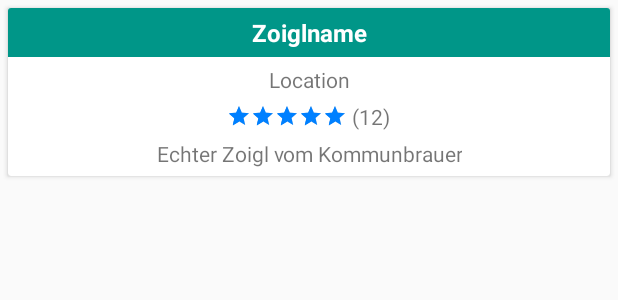
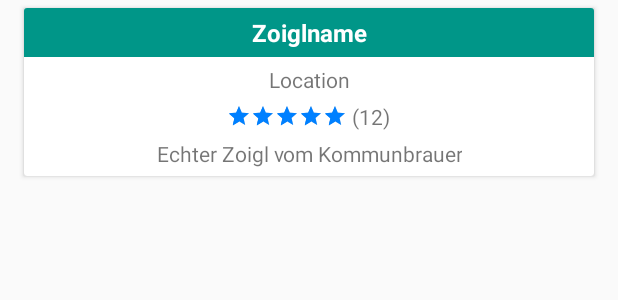
Before and after one commit to Daniel700/zoiglapp, an Android app: the layout card_view_taverns.xml on its own in the app's theme, with its tools: preview values and no code run, on a phone screen of 412 x 824 dp. Shown: the top 300 px of the screen. Run offline under Robolectric (Android 15) with nearby library versions, the phone set to English and light mode, and no system bars.

Commit message:
adView in tavernlist

```diff
--- a/app/src/main/java/adapter/AdapterCalendar.java
+++ b/app/src/main/java/adapter/AdapterCalendar.java
@@ -20,21 +20,23 @@ import model.DataHolder;
 import model.OpeningDate;
 import model.Tavern;
 
+import static misc.Constants.AD_POSITION;
+import static misc.Constants.ITEM_TYPE_AD;
+import static misc.Constants.ITEM_TYPE_NORMAL;
+
 
 /**
  * Created by Daniel on 10.02.2016.
  */
 public class AdapterCalendar extends RecyclerView.Adapter<RecyclerView.ViewHolder> {
 
-    private static final int AD_POSITION = 5;
-    private static final int ITEM_TYPE_NORMAL = 0;
-    private static final int ITEM_TYPE_AD = 1;
     protected static ArrayList<OpeningDate> calendarList;
     private Context context;
 
     public AdapterCalendar(ArrayList<OpeningDate> dates){
         this.calendarList = dates;
     }
+
 
     @Override
     public RecyclerView.ViewHolder onCreateViewHolder(ViewGroup parent, int viewType) {
@@ -49,6 +51,7 @@ public class AdapterCalendar extends RecyclerView.Adapter<RecyclerView.ViewHolde
             return new CalendarViewHolder(view);
         }
     }
+
 
     @Override
     public void onBindViewHolder(RecyclerView.ViewHolder holder, int position) {
@@ -92,8 +95,8 @@ public class AdapterCalendar extends RecyclerView.Adapter<RecyclerView.ViewHolde
             AdRequest adRequest = new AdRequest.Builder().addTestDevice("2D18A580DC26C325F086D6FB9D84F765").build();
             ((AdViewHolder)holder).adView.loadAd(adRequest);
         }
+    }
 
-    }
 
     @Override
     public int getItemCount() {
@@ -104,6 +107,7 @@ public class AdapterCalendar extends RecyclerView.Adapter<RecyclerView.ViewHolde
         return calendarList.size() + additionalContent;
     }
 
+
     @Override
     public int getItemViewType(int position) {
         if (position % AD_POSITION == 0 && position > 0){
@@ -111,6 +115,7 @@ public class AdapterCalendar extends RecyclerView.Adapter<RecyclerView.ViewHolde
         }
         return ITEM_TYPE_NORMAL;
     }
+
 
     protected static int getRealPosition(int position) {
         if (position % AD_POSITION != 0 && position > AD_POSITION){
@@ -120,4 +125,5 @@ public class AdapterCalendar extends RecyclerView.Adapter<RecyclerView.ViewHolde
             return position;
     }
 
+
 }
--- a/app/src/main/java/misc/Constants.java
+++ b/app/src/main/java/misc/Constants.java
@@ -9,4 +9,8 @@ public class Constants {
     public static final String LOGGER_DEBUG = "DEBUG";
     public static final String WEEKDAYS[] = {"Wochentag", "Sonntag", "Montag", "Dienstag", "Mittwoch", "Donnerstag", "Freitag", "Samstag"};
 
+    public static final int AD_POSITION = 5;
+    public static final int ITEM_TYPE_NORMAL = 0;
+    public static final int ITEM_TYPE_AD = 1;
+
 }
--- a/app/src/main/res/layout/card_view_taverns.xml
+++ b/app/src/main/res/layout/card_view_taverns.xml
@@ -5,7 +5,12 @@
     android:id="@+id/card_view_taverns"
     android:layout_width="match_parent"
     android:layout_height="wrap_content"
-    android:layout_margin="5dp"
+    android:layout_marginLeft="@dimen/activity_horizontal_margin"
+    android:layout_marginStart="@dimen/activity_horizontal_margin"
+    android:layout_marginEnd="@dimen/activity_horizontal_margin"
+    android:layout_marginRight="@dimen/activity_horizontal_margin"
+    android:layout_marginBottom="5dp"
+    android:layout_marginTop="5dp"
     android:onClick="detailViewTavern">
 
     <LinearLayout
--- a/app/src/main/res/layout/fragment_taverns.xml
+++ b/app/src/main/res/layout/fragment_taverns.xml
@@ -15,8 +15,7 @@
 
     <android.support.design.widget.CoordinatorLayout
         android:layout_width="match_parent"
-        android:layout_height="match_parent"
-        android:layout_margin="5dp">
+        android:layout_height="match_parent" >
 
         <android.support.v4.widget.SwipeRefreshLayout
             android:id="@+id/swipe_refresh_taverns"
@@ -26,8 +25,6 @@
             <android.support.v7.widget.RecyclerView
                 android:id="@+id/recycler_view_taverns"
                 android:scrollbars="vertical"
-                android:paddingLeft="@dimen/activity_horizontal_margin"
-                android:paddingRight="@dimen/activity_horizontal_margin"
                 android:layout_width="match_parent"
                 android:layout_height="match_parent" />
 
```
Also changed, not shown: app/src/main/java/adapter/AdapterTaverns.java (+61 -49 lines), app/src/main/java/adapter/TavernsViewHolder.java (added, +44 -0 lines).
